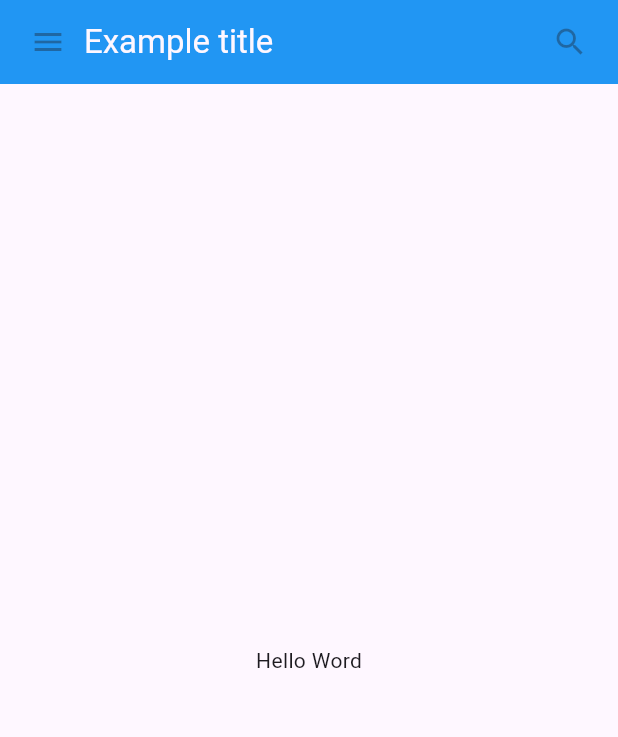
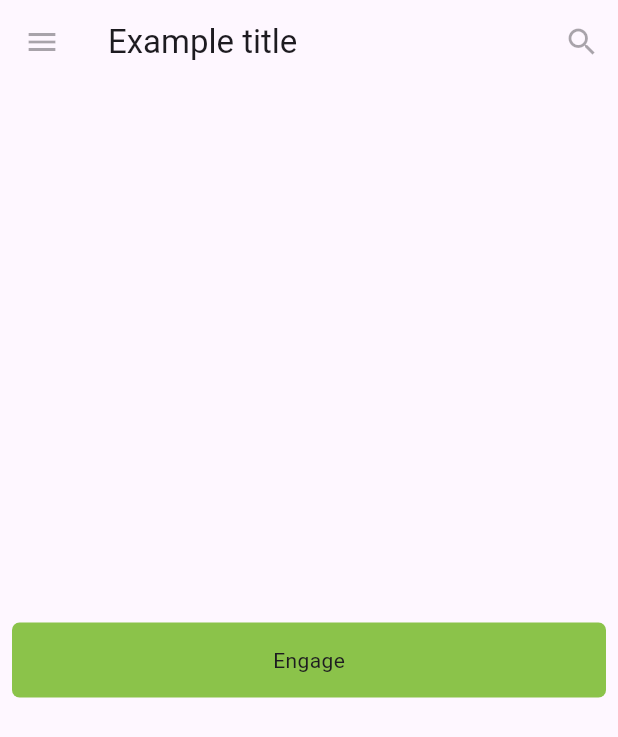
Before and after one commit to PhilRandWu/blend, a Flutter app: the screen it shows after launch, on a phone screen of 412 x 824 dp. Shown: the top 737 px of the screen. Run offline on Flutter 3.47's test engine with Material 3 defaults, Android fonts, the phone set to English and light mode, and no system bars.

Commit message:
feat: main layout

```diff
--- a/lib/main.dart
+++ b/lib/main.dart
@@ -46,7 +46,8 @@ class MyScaffold extends StatelessWidget {
           MyAppBar(
             title: Text(
               'Example title',
-              style: Theme.of(context) //
+              style: Theme
+                  .of(context) //
                   .primaryTextTheme
                   .titleLarge,
             ),
@@ -62,9 +63,66 @@ class MyScaffold extends StatelessWidget {
   }
 }
 
+
+class MyButton extends StatelessWidget {
+  const MyButton({super.key});
+
+  @override
+  Widget build(BuildContext context) {
+    return GestureDetector(
+      onTap: () {
+        print('MyButton was tapped!');
+      },
+      child: Container(
+        height: 50,
+        padding: const EdgeInsets.all(8),
+        margin: const EdgeInsets.symmetric(horizontal: 8),
+        decoration: BoxDecoration(
+          borderRadius: BorderRadius.circular(5),
+          color: Colors.lightGreen[500],
+        ),
+        child: const Center(
+          child: Text('Engage'),
+        ),
+      ),
+    );
+  }
+}
+
+class TutorialHome extends StatelessWidget {
+ const TutorialHome({Key? key}) : super(key: key);
+
+  @override
+  Widget build(BuildContext context) {
+    return Scaffold(
+      appBar: AppBar(
+        leading: const IconButton(
+          icon: Icon(Icons.menu),
+          tooltip: 'Navigation menu',
+          onPressed: null,
+        ),
+        title: const Text('Example title'),
+        actions: const [
+          IconButton(
+            icon: Icon(Icons.search),
+            tooltip: 'Search',
+            onPressed: null,
+          ),
+        ],
+      ),
+      body: const Center(
+        child: MyButton(),
+      ),
+    );
+  }
+}
+
 void main() {
-  runApp(const MaterialApp(
-    title: "My App",
-    home: SafeArea(child: MyScaffold()),
-  ));
+  runApp(
+      const MaterialApp(
+        title: "My App",
+        home: TutorialHome()
+      )
+
+  );
 }
```
